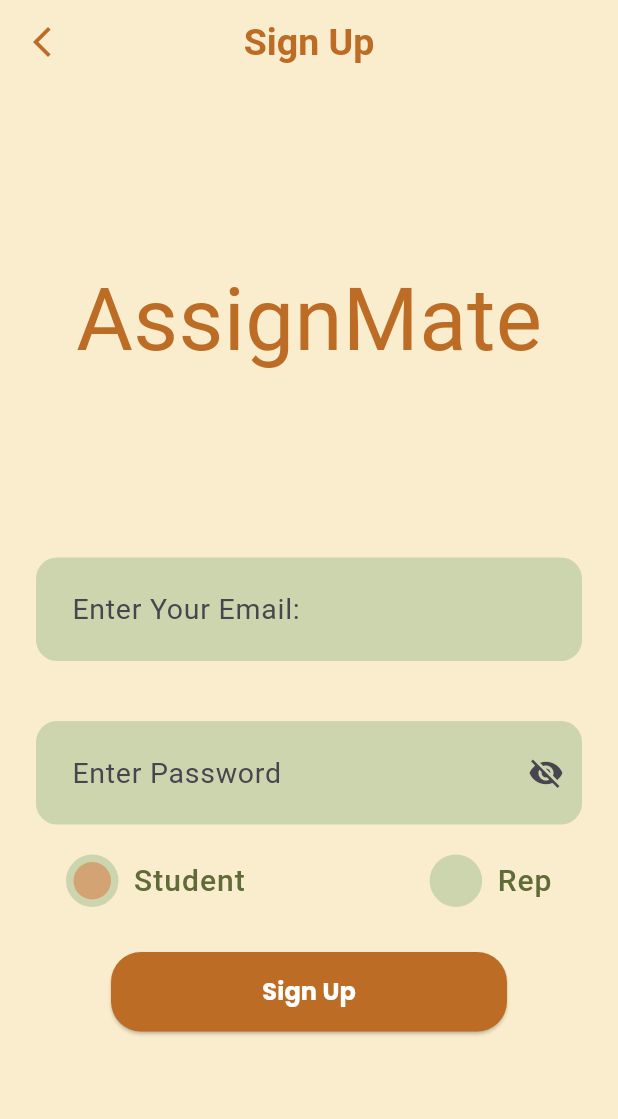
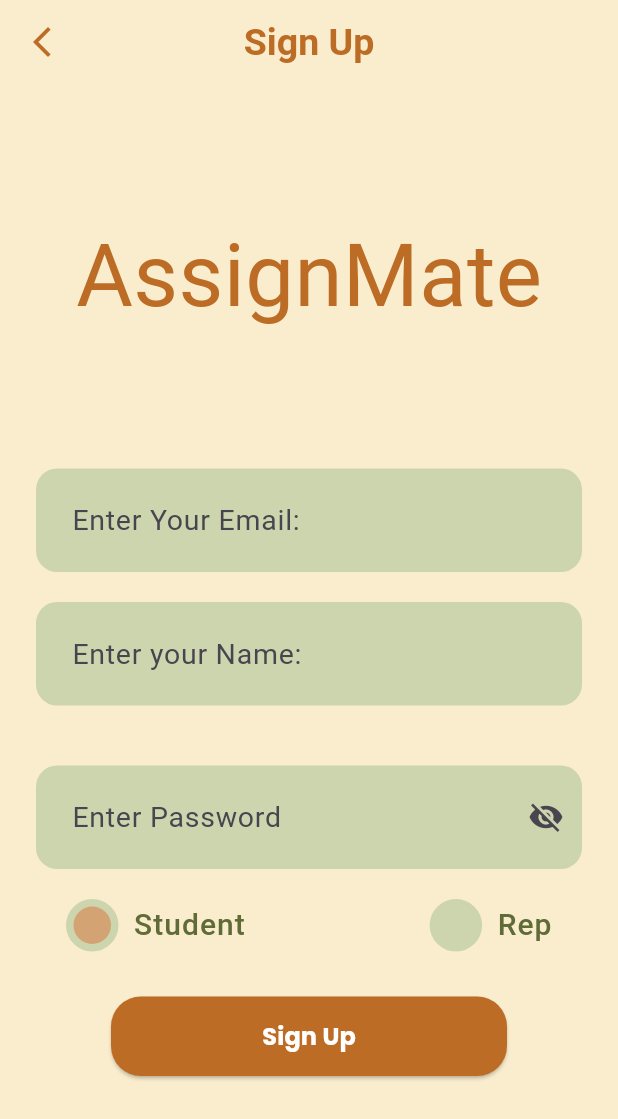
Before and after one commit to ABHIRAM-AP/AssignMate, a Flutter app: the screen it shows after launch, after a tap on "Don't have an account? Sign Up", on a phone screen of 412 x 824 dp. Shown: the top 1119 px of the screen. Run offline on Flutter 3.47's test engine with Material 3 defaults, Android fonts, the phone set to English and light mode, and no system bars; our stand-ins replace cloud_firestore, firebase_auth, firebase_core, google_fonts, shared_preferences; accounts and stored records are empty; generated files the repository leaves out were written again; Roboto replaces fonts that are missing (Itim).

```diff
--- a/assign_mate_app/lib/screens/sign_up.dart
+++ b/assign_mate_app/lib/screens/sign_up.dart
@@ -4,6 +4,7 @@ import 'package:assign_mate_app/widgets/email_id_textfield.dart';
 import 'package:assign_mate_app/widgets/password_textfield.dart';
 import 'package:assign_mate_app/widgets/radio_buttons.dart';
 import 'package:assign_mate_app/widgets/rep_id_textfield.dart';
+import 'package:assign_mate_app/widgets/user_name_textfield.dart';
 import 'package:flutter/material.dart';
 import 'package:google_fonts/google_fonts.dart';
 
@@ -18,6 +19,7 @@ class _SignUpPageState extends State<SignUpPage> {
   String? _role = 'student';
 
   late final TextEditingController emailidController;
+  late final TextEditingController userNameController;
   late final TextEditingController repidController;
   late final TextEditingController passwordController;
   final FirebaseAuthService _authService = FirebaseAuthService();
@@ -26,6 +28,7 @@ class _SignUpPageState extends State<SignUpPage> {
   void initState() {
     super.initState();
     emailidController = TextEditingController();
+    userNameController = TextEditingController();
     repidController = TextEditingController();
     passwordController = TextEditingController();
   }
@@ -33,6 +36,7 @@ class _SignUpPageState extends State<SignUpPage> {
   @override
   void dispose() {
     emailidController.dispose();
+    userNameController.dispose();
     repidController.dispose();
     passwordController.dispose();
     super.dispose();
@@ -58,6 +62,7 @@ class _SignUpPageState extends State<SignUpPage> {
       await _authService.signUpUser(
         email: emailidController.text.trim(),
         password: passwordController.text.trim(),
+        userName: userNameController.text.trim(),
         role: _role!,
         repId: _role == "rep" ? repidController.text.trim() : "101",
       );
@@ -122,6 +127,9 @@ class _SignUpPageState extends State<SignUpPage> {
                               emailidController: emailidController),
                           const SizedBox(height: 20),
 
+                          UserNameTextfield(
+                              userNameController: userNameController),
+                          const SizedBox(height: 20),
                           // Rep ID TextField (only for "Rep" role)
                           if (_role == 'rep')
                             RepIdTextfield(repidController: repidController),
--- a/assign_mate_app/lib/services/firebase_auth_services.dart
+++ b/assign_mate_app/lib/services/firebase_auth_services.dart
@@ -10,6 +10,7 @@ class FirebaseAuthService {
       {required String role,
       required email,
       required password,
+      required userName,
       required repId}) async {
     if (email.isEmpty || password.isEmpty) {
       throw Exception("Please enter both email and password");
@@ -30,6 +31,7 @@ class FirebaseAuthService {
             .doc(userCredential.user!.uid)
             .set({
           "email": email,
+          "userName": userName,
           "repId": repId ?? "N/A",
           "role": role,
         }, SetOptions(merge: true));
--- /dev/null
+++ b/assign_mate_app/lib/widgets/user_name_textfield.dart
@@ -0,0 +1,25 @@
+import 'package:flutter/material.dart';
+import 'package:google_fonts/google_fonts.dart';
+
+class UserNameTextfield extends StatefulWidget {
+  final TextEditingController userNameController;
+  const UserNameTextfield({super.key, required this.userNameController});
+
+  @override
+  State<UserNameTextfield> createState() => _UserNameTextfieldState();
+}
+
+class _UserNameTextfieldState extends State<UserNameTextfield> {
+  @override
+  Widget build(BuildContext context) {
+    return TextField(
+      controller: widget.userNameController,
+      decoration: InputDecoration(
+        hintText: "Enter your Name:",
+        hintStyle: GoogleFonts.itim(
+          fontSize: 19,
+        ),
+      ),
+    );
+  }
+}
```
Also changed, not shown: assign_mate_app/lib/screens/admin_screen.dart (added, +30 -0 lines), assign_mate_app/lib/screens/assignments_screen.dart (+19 -7 lines), 125 other files.
